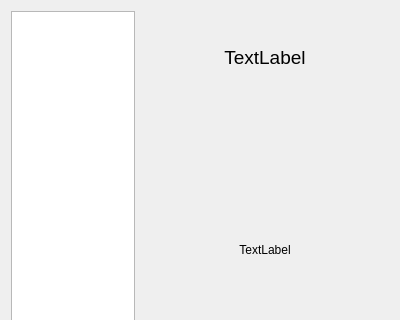
Qt form src/modules/officechooser/page_package.ui (sabily-os/sabily-installer) before a commit; both pictures show x 0 to 400 and y 0 to 320 of the 400 by 500 pixel window.
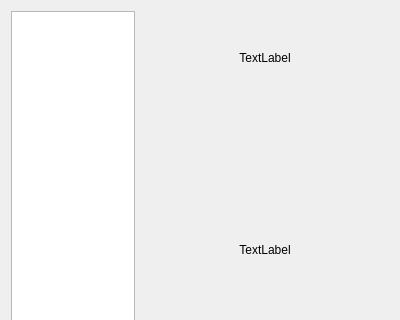
The same form after that commit.

```diff
--- a/src/modules/officechooser/page_package.ui
+++ b/src/modules/officechooser/page_package.ui
@@ -36,23 +36,12 @@
       <layout class="QVBoxLayout" name="verticalLayout" stretch="1,3,1">
        <item>
         <widget class="QLabel" name="productName">
-         <property name="font">
-          <font>
-           <pointsize>14</pointsize>
-          </font>
-         </property>
          <property name="text">
           <string>TextLabel</string>
          </property>
-         <property name="textFormat">
-          <enum>Qt::AutoText</enum>
-         </property>
          <property name="alignment">
           <set>Qt::AlignCenter</set>
          </property>
-         <property name="wordWrap">
-          <bool>true</bool>
-         </property>
         </widget>
        </item>
        <item>
```
Left out of the diff: 3 changed lines with no effect on the pictures.
